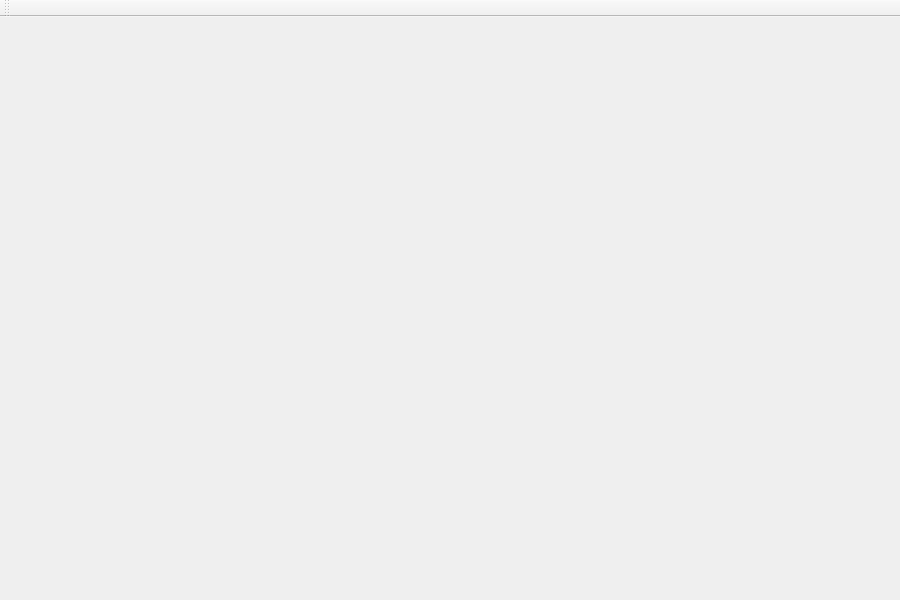
Qt form gui/src/mainwindow.ui (NucleaPeon/QOsis) before a commit.
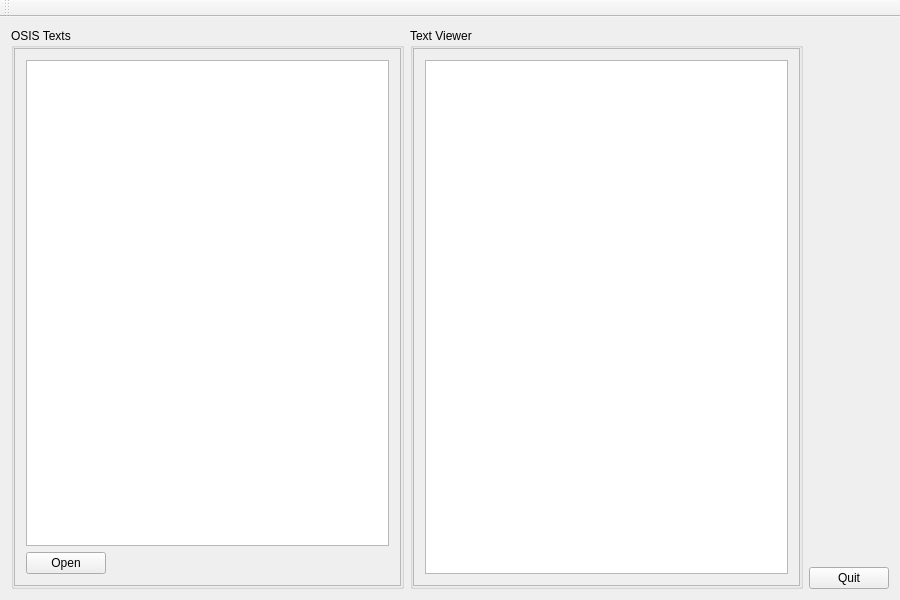
The same form after that commit.

Commit message: Interface has quit and open button, working on loading content into view

What changed in the file:
```diff
--- a/gui/src/mainwindow.ui
+++ b/gui/src/mainwindow.ui
@@ -17,6 +17,161 @@
    <bool>true</bool>
   </property>
   <widget class="QWidget" name="centralWidget">
+   <layout class="QHBoxLayout" name="horizontalLayout_2">
+    <item>
+     <layout class="QHBoxLayout" name="horizontalLayout">
+      <item>
+       <layout class="QVBoxLayout" name="verticalLayout_6">
+        <item>
+         <widget class="QGroupBox" name="groupBox">
+          <property name="title">
+           <string>OSIS Texts</string>
+          </property>
+          <layout class="QVBoxLayout" name="verticalLayout_8">
+           <property name="leftMargin">
+            <number>0</number>
+           </property>
+           <property name="topMargin">
+            <number>0</number>
+           </property>
+           <property name="rightMargin">
+            <number>0</number>
+           </property>
+           <property name="bottomMargin">
+            <number>0</number>
+           </property>
+           <item>
+            <layout class="QVBoxLayout" name="verticalLayout_7">
+             <property name="spacing">
+              <number>0</number>
+             </property>
+             <item>
+              <widget class="QScrollArea" name="scrollArea">
+               <property name="widgetResizable">
+                <bool>true</bool>
+               </property>
+               <widget class="QWidget" name="scrollAreaWidgetContents">
+                <property name="geometry">
+                 <rect>
+                  <x>0</x>
+                  <y>0</y>
+                  <width>381</width>
+                  <height>532</height>
+                 </rect>
+                </property>
+                <layout class="QVBoxLayout" name="verticalLayout_9">
+                 <item>
+                  <widget class="QListView" name="osisListView"/>
+                 </item>
+                 <item>
+                  <layout class="QHBoxLayout" name="horizontalLayout_3">
+                   <item>
+                    <widget class="QPushButton" name="btnOpen">
+                     <property name="text">
+                      <string>Open</string>
+                     </property>
+                    </widget>
+                   </item>
+                   <item>
+                    <spacer name="horizontalSpacer">
+                     <property name="orientation">
+                      <enum>Qt::Horizontal</enum>
+                     </property>
+                     <property name="sizeHint" stdset="0">
+                      <size>
+                       <width>40</width>
+                       <height>20</height>
+                      </size>
+                     </property>
+                    </spacer>
+                   </item>
+                  </layout>
+                 </item>
+                </layout>
+               </widget>
+              </widget>
+             </item>
+            </layout>
+           </item>
+          </layout>
+         </widget>
+        </item>
+       </layout>
+      </item>
+      <item>
+       <layout class="QVBoxLayout" name="verticalLayout_5">
+        <item>
+         <widget class="QGroupBox" name="groupBox_2">
+          <property name="title">
+           <string>Text Viewer</string>
+          </property>
+          <layout class="QVBoxLayout" name="verticalLayout_10">
+           <property name="leftMargin">
+            <number>0</number>
+           </property>
+           <property name="topMargin">
+            <number>0</number>
+           </property>
+           <property name="rightMargin">
+            <number>0</number>
+           </property>
+           <property name="bottomMargin">
+            <number>0</number>
+           </property>
+           <item>
+            <widget class="QScrollArea" name="scrollArea_2">
+             <property name="widgetResizable">
+              <bool>true</bool>
+             </property>
+             <widget class="QWidget" name="scrollAreaWidgetContents_2">
+              <property name="geometry">
+               <rect>
+                <x>0</x>
+                <y>0</y>
+                <width>382</width>
+                <height>534</height>
+               </rect>
+              </property>
+              <layout class="QVBoxLayout" name="verticalLayout_11">
+               <item>
+                <widget class="QTextEdit" name="osisTextView"/>
+               </item>
+              </layout>
+             </widget>
+            </widget>
+           </item>
+          </layout>
+         </widget>
+        </item>
+       </layout>
+      </item>
+      <item>
+       <layout class="QVBoxLayout" name="verticalLayout">
+        <item>
+         <spacer name="verticalSpacer">
+          <property name="orientation">
+           <enum>Qt::Vertical</enum>
+          </property>
+          <property name="sizeHint" stdset="0">
+           <size>
+            <width>20</width>
+            <height>40</height>
+           </size>
+          </property>
+         </spacer>
+        </item>
+        <item>
+         <widget class="QPushButton" name="btnQuit">
+          <property name="text">
+           <string>Quit</string>
+          </property>
+         </widget>
+        </item>
+       </layout>
+      </item>
+     </layout>
+    </item>
+   </layout>
   </widget>
   <widget class="QToolBar" name="toolBar">
    <property name="windowTitle">
```
The commit also changes 3 other files.
